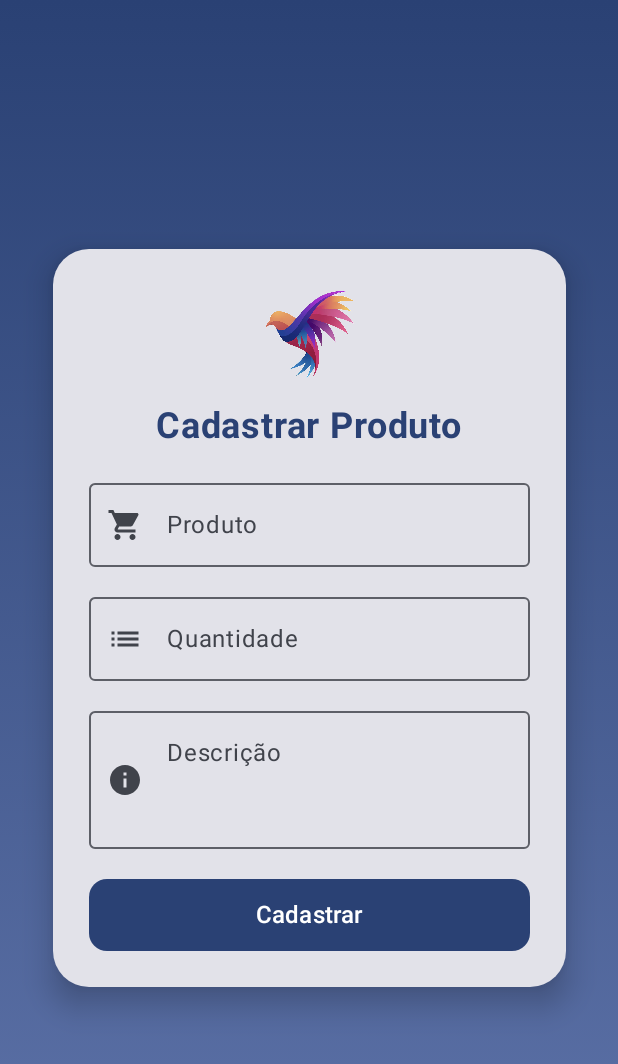
After one commit to nickolss-school/simple-app, an Android app built with Jetpack Compose: the CadastrarProdutoScreen screen opened through its navigation route, on a phone screen of 412 x 824 dp. The commit adds this screen. Shown: the top 1064 px of the screen. Run offline under Robolectric (Android 15) with nearby library versions, the phone set to English and light mode, and no system bars.

Commit message:
feat: added create product screen

```diff
--- /dev/null
+++ b/app/src/main/java/com/nickolss/aula_tapweb/CadastrarProdutoScreen.kt
@@ -0,0 +1,123 @@
+package com.nickolss.aula_tapweb
+
+import androidx.compose.foundation.Image
+import androidx.compose.foundation.background
+import androidx.compose.foundation.layout.*
+import androidx.compose.foundation.shape.RoundedCornerShape
+import androidx.compose.foundation.text.KeyboardOptions
+import androidx.compose.material.icons.Icons
+import androidx.compose.material.icons.filled.Info
+import androidx.compose.material.icons.filled.List
+import androidx.compose.material.icons.filled.ShoppingCart
+import androidx.compose.material3.*
+import androidx.compose.runtime.*
+import androidx.compose.ui.Alignment
+import androidx.compose.ui.Modifier
+import androidx.compose.ui.graphics.Brush
+import androidx.compose.ui.res.painterResource
+import androidx.compose.ui.text.font.FontWeight
+import androidx.compose.ui.text.input.KeyboardType
+import androidx.compose.ui.unit.dp
+import androidx.compose.ui.unit.sp
+
+@Composable
+fun CadastrarProdutoScreen(onRegisterComplete: () -> Unit) {
+    var produto by remember { mutableStateOf("") }
+    var quantidade by remember { mutableStateOf("") }
+    var descricao by remember { mutableStateOf("") }
+
+    val gradient = Brush.verticalGradient(
+        colors = listOf(
+            MaterialTheme.colorScheme.primary,
+            MaterialTheme.colorScheme.primaryContainer
+        )
+    )
+
+    Box(
+        modifier = Modifier
+            .fillMaxSize()
+            .background(brush = gradient),
+        contentAlignment = Alignment.Center
+    ) {
+        Card(
+            modifier = Modifier
+                .padding(16.dp)
+                .fillMaxWidth(0.9f)
+                .wrapContentHeight(),
+            shape = RoundedCornerShape(24.dp),
+            elevation = CardDefaults.cardElevation(12.dp)
+        ) {
+            Column(
+                horizontalAlignment = Alignment.CenterHorizontally,
+                modifier = Modifier.padding(24.dp)
+            ) {
+                Image(
+                    painter = painterResource(id = R.drawable.ic_logo),
+                    contentDescription = "Logo",
+                    modifier = Modifier
+                        .height(80.dp)
+                        .padding(bottom = 16.dp)
+                )
+
+                Text(
+                    text = "Cadastrar Produto",
+                    fontSize = 24.sp,
+                    fontWeight = FontWeight.Bold,
+                    color = MaterialTheme.colorScheme.primary
+                )
+
+                Spacer(modifier = Modifier.height(16.dp))
+
+                OutlinedTextField(
+                    value = produto,
+                    onValueChange = { produto = it },
+                    label = { Text("Produto") },
+                    leadingIcon = {
+                        Icon(Icons.Filled.ShoppingCart, contentDescription = null)
+                    },
+                    modifier = Modifier.fillMaxWidth()
+                )
+
+                Spacer(modifier = Modifier.height(12.dp))
+
+                OutlinedTextField(
+                    value = quantidade,
+                    onValueChange = { quantidade = it },
+                    label = { Text("Quantidade") },
+                    keyboardOptions = KeyboardOptions(keyboardType = KeyboardType.Number),
+                    leadingIcon = {
+                        Icon(Icons.Filled.List, contentDescription = null)
+                    },
+                    modifier = Modifier.fillMaxWidth()
+                )
+
+                Spacer(modifier = Modifier.height(12.dp))
+
+                OutlinedTextField(
+                    value = descricao,
+                    onValueChange = { descricao = it },
+                    label = { Text("Descrição") },
+                    leadingIcon = {
+                        Icon(Icons.Filled.Info, contentDescription = null)
+                    },
+                    modifier = Modifier
+                        .fillMaxWidth()
+                        .height(100.dp),
+                    maxLines = 4
+                )
+
+                Spacer(modifier = Modifier.height(20.dp))
+
+                Button(
+                    onClick = { onRegisterComplete() },
+                    modifier = Modifier
+                        .fillMaxWidth()
+                        .height(48.dp),
+                    shape = RoundedCornerShape(12.dp)
+                ) {
+                    Text("Cadastrar", fontSize = 16.sp)
+                }
+            }
+        }
+    }
+}
--- a/app/src/main/java/com/nickolss/aula_tapweb/MainActivity.kt
+++ b/app/src/main/java/com/nickolss/aula_tapweb/MainActivity.kt
@@ -73,6 +73,11 @@ class MainActivity : ComponentActivity() {
                         composable("listarProdutos") {
                             ListarProdutosScreen(onBack = { navController.popBackStack() })
                         }
+                        composable("cadastrarProduto") {
+                            CadastrarProdutoScreen(
+                                onRegisterComplete = { navController.popBackStack() }
+                            )
+                        }
                     }
                 }
             }
```
